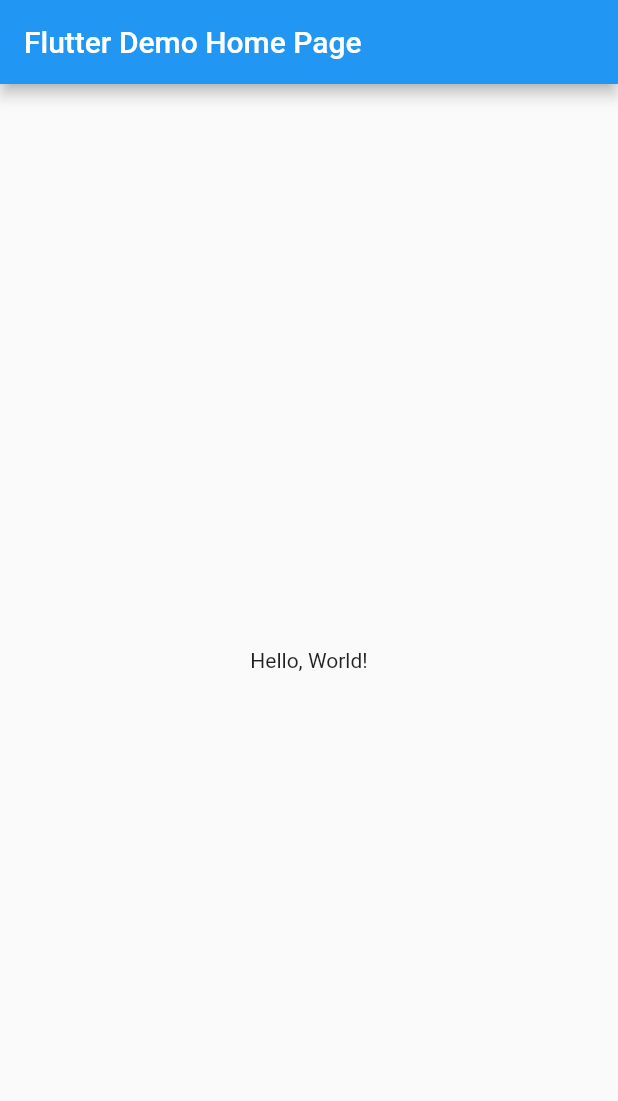
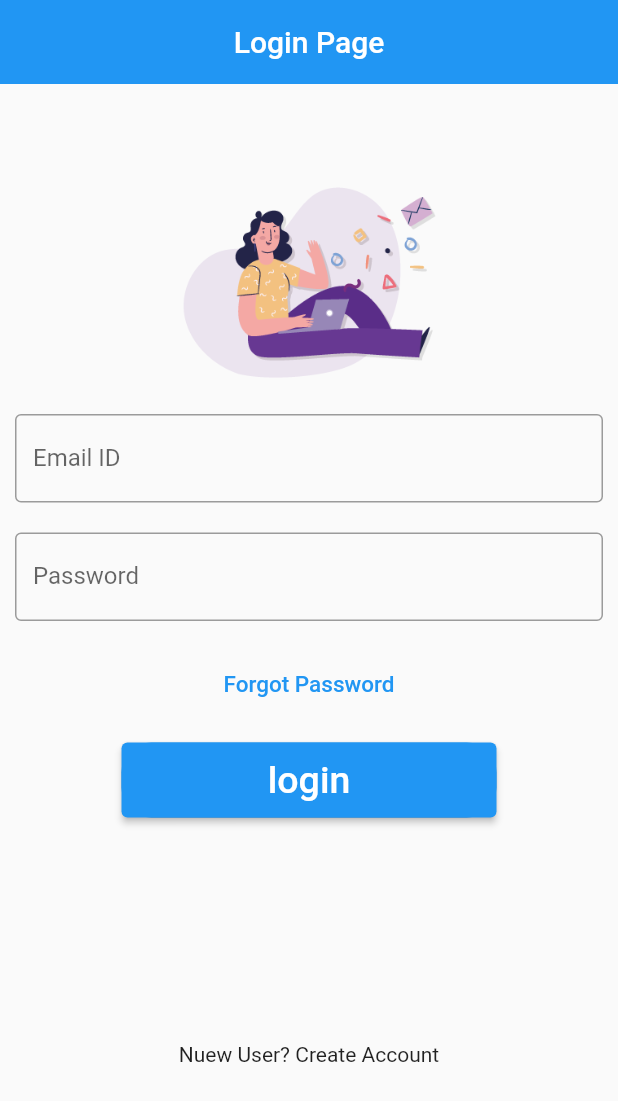
Before and after one commit to tsjeon/login_demo, a Flutter app: the screen it shows after launch, on a phone screen of 412 x 824 dp. Shown: the top 1101 px of the screen. Run offline on Flutter 3.47's test engine with Material 2 defaults, Android fonts, the phone set to English and light mode, and no system bars.

Commit message:
login demo init

```diff
--- /dev/null
+++ b/lib/login_demo/login_demo.dart
@@ -0,0 +1,102 @@
+import 'package:flutter/material.dart';
+
+class LoginDemo extends StatefulWidget {
+  const LoginDemo({super.key});
+
+  @override
+  State<LoginDemo> createState() => _LoginDemoState();
+}
+
+class _LoginDemoState extends State<LoginDemo> {
+  @override
+  Widget build(BuildContext context) {
+    return Scaffold(
+      appBar: AppBar(
+        title: const Text('Login Page'),
+        elevation: 0,
+        centerTitle: true,
+      ),
+      body: SingleChildScrollView(
+        child: Column(
+          // mainAxisAlignment: MainAxisAlignment.center,
+          children: [
+            Padding(
+              padding: const EdgeInsets.only(top: 60.0),
+              child: Center(
+                child: Container(
+                  // alignment: Alignment.center,
+                  width: 190.0,
+                  height: 150.0,
+                  decoration: BoxDecoration(
+                    borderRadius: BorderRadius.circular(200),
+                  ),
+                  child: Center(
+                    child: Image.asset('images/page1.png'),
+                  ),
+                ),
+              ),
+            ),
+            const Padding(
+              padding: EdgeInsets.all(10.0),
+              child: TextField(
+                decoration: InputDecoration(
+                  border: OutlineInputBorder(),
+                  labelText: 'Email ID',
+                  hintText: 'Enter valid mail id as abc@gmail.com',
+                ),
+              ),
+            ),
+            const Padding(
+              padding: EdgeInsets.all(10.0),
+              child: TextField(
+                decoration: InputDecoration(
+                  border: OutlineInputBorder(),
+                  labelText: 'Password',
+                  hintText: 'Enter your secure password',
+                ),
+              ),
+            ),
+            const SizedBox(height: 8),
+            TextButton(
+              onPressed: () {
+                debugPrint('forgot password clicked');
+              },
+              child: const Text(
+                'Forgot Password',
+                style: TextStyle(
+                  color: Colors.blue,
+                  fontSize: 15,
+                ),
+              ),
+            ),
+            const SizedBox(height: 15),
+            Container(
+              height: 50,
+              width: 250,
+              decoration: BoxDecoration(
+                color: Colors.blue,
+                borderRadius: BorderRadius.circular((20)),
+              ),
+              child: ElevatedButton(
+                onPressed: () {
+                  debugPrint('button clicked');
+                  Navigator.push(
+                      context, MaterialPageRoute(builder: (_) => LoginDemo()));
+                },
+                child: const Text(
+                  'login',
+                  style: TextStyle(
+                    color: Colors.white,
+                    fontSize: 25,
+                  ),
+                ),
+              ),
+            ),
+            const SizedBox(height: 150),
+            const Text('Nuew User? Create Account'),
+          ],
+        ),
+      ),
+    );
+  }
+}
--- a/lib/main.dart
+++ b/lib/main.dart
@@ -1,42 +1,22 @@
 import 'package:flutter/material.dart';
+import 'login_demo/login_demo.dart';
 
-void main() => runApp(MyApp());
+void main() {
+  runApp(const MyApp());
+}
 
 class MyApp extends StatelessWidget {
   const MyApp({super.key});
-  // This widget is the root of your application.
+
   @override
   Widget build(BuildContext context) {
     return MaterialApp(
-      // Application name
-      title: 'Flutter Hello World',
-      // Application theme data, you can set the colors for the application as
-      // you want
+      debugShowCheckedModeBanner: false,
+      title: 'Login Demo',
       theme: ThemeData(
         primarySwatch: Colors.blue,
       ),
-      // A widget which will be started on application startup
-      home: MyHomePage(title: 'Flutter Demo Home Page'),
+      home: const LoginDemo(),
     );
   }
 }
-
-class MyHomePage extends StatelessWidget {
-  final String title;
-  const MyHomePage({super.key, required this.title});
-
-  @override
-  Widget build(BuildContext context) {
-    return Scaffold(
-      appBar: AppBar(
-        // The title text which will be shown on the action bar
-        title: Text(title),
-      ),
-      body: Center(
-        child: Text(
-          'Hello, World!',
-        ),
-      ),
-    );
-  }
-}
--- a/pubspec.yaml
+++ b/pubspec.yaml
@@ -43,8 +43,8 @@ flutter:
   uses-material-design: true
 
   # To add assets to your application, add an assets section, like this:
-  # assets:
-  #  - images/a_dot_burr.jpeg
+  assets:
+    - images/
   #  - images/a_dot_ham.jpeg
 
   # An image asset can refer to one or more resolution-specific "variants", see
```
Also changed, not shown: images/page1.png (added), images/page2.png (added), images/page3.png (added).
